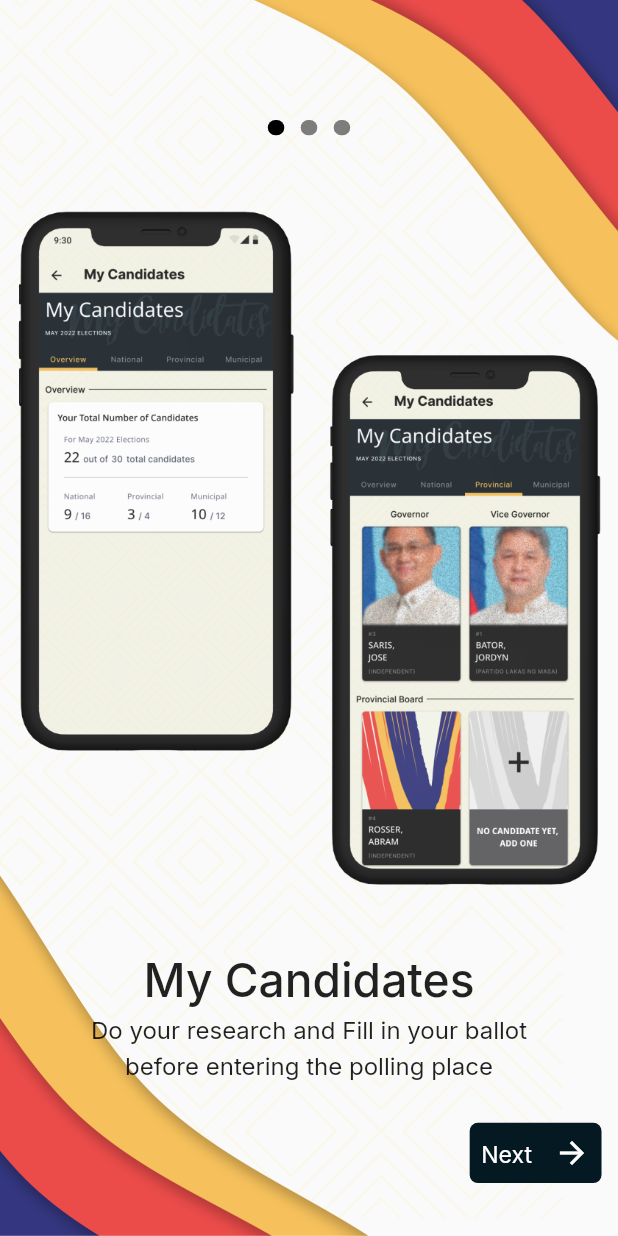
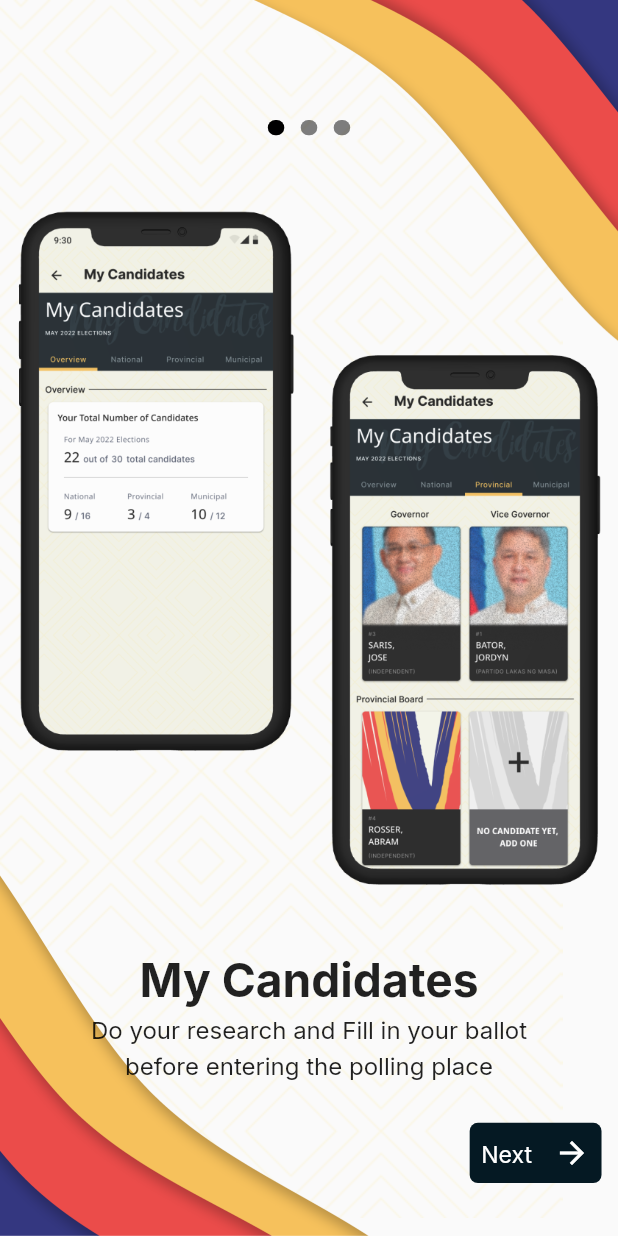
Before and after one commit to davidpanonce-nx/VeriPol, a Flutter app: the screen it shows after launch, on a phone screen of 412 x 824 dp. Run offline on Flutter 3.47's test engine with Material 2 defaults, Android fonts, the phone set to English and light mode, and no system bars; our stand-ins replace cloud_firestore, dropdown_button2, firebase_auth, firebase_core, flutter_svg, google_fonts and 3 more; accounts and stored records are empty; project files that could hold a hidden picture were left out.

Commit message:
Fixed Removing a Vice Mayor and Bold Text in Onboarding Screen.

```diff
--- a/lib/components/my_candidates_municipal_tab.dart
+++ b/lib/components/my_candidates_municipal_tab.dart
@@ -141,7 +141,7 @@ class _MyCandidatesMunicipalTabState extends State<MyCandidatesMunicipalTab> {
                     ? InkWell(
                         onTap: () async {
                           DialogBoxes().removeOrViewDialog(
-                              context, size, textScale, "VICE-MAYOR", "", 0);
+                              context, size, textScale, "VICE MAYOR", "", 0);
                         },
                         child: MyCandidateSelectedCandidate(
                           data: myCandidatesController
--- a/lib/views/onboarding/onboarding_1.dart
+++ b/lib/views/onboarding/onboarding_1.dart
@@ -77,7 +77,7 @@ class _OnBoardingState extends State<OnBoarding> {
                         style: GoogleFonts.inter(
                           textStyle: const TextStyle(
                             fontStyle: FontStyle.normal,
-                            fontWeight: FontWeight.w500,
+                            fontWeight: FontWeight.w700,
                             fontSize: 28,
                             height: 1.5,
                             letterSpacing: 0,
```
